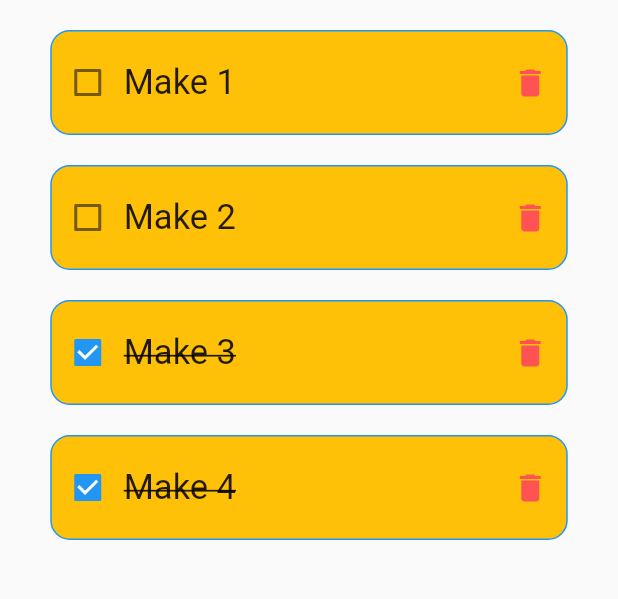
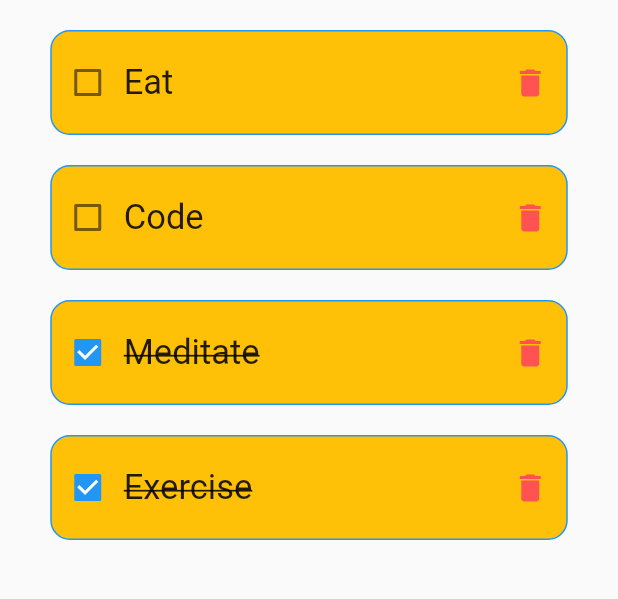
Before and after one commit to rishabhsharma3617/Flutter, a Flutter app: the screen it shows after launch, on a phone screen of 412 x 824 dp, the part 285-884 px from its top. Run offline on Flutter 3.47's test engine with Material 2 defaults, Android fonts, the phone set to English and light mode, and no system bars.

Commit message:
Updated the todo items

```diff
--- a/TODO/todo/lib/main.dart
+++ b/TODO/todo/lib/main.dart
@@ -17,10 +17,10 @@ class MyAppState extends State<MyApp> {
   String inputTask = '';
   int countInputString = 0;
   List<Map<String, dynamic>> tasks = [
-    {'taskName': 'Make 1', 'isDone': false},
-    {'taskName': 'Make 2', 'isDone': false},
-    {'taskName': 'Make 3', 'isDone': true},
-    {'taskName': 'Make 4', 'isDone': true},
+    {'taskName': 'Eat', 'isDone': false},
+    {'taskName': 'Code', 'isDone': false},
+    {'taskName': 'Meditate', 'isDone': true},
+    {'taskName': 'Exercise', 'isDone': true},
   ];
   void addTodo(String todo) {
     print('hryjj');
```
